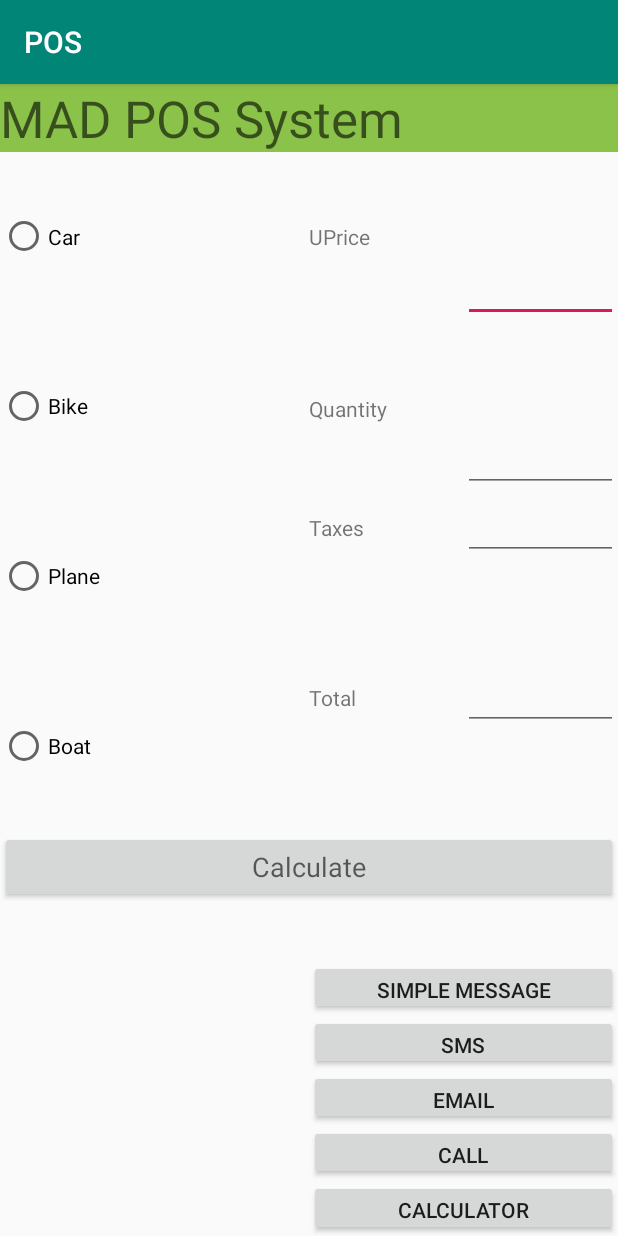
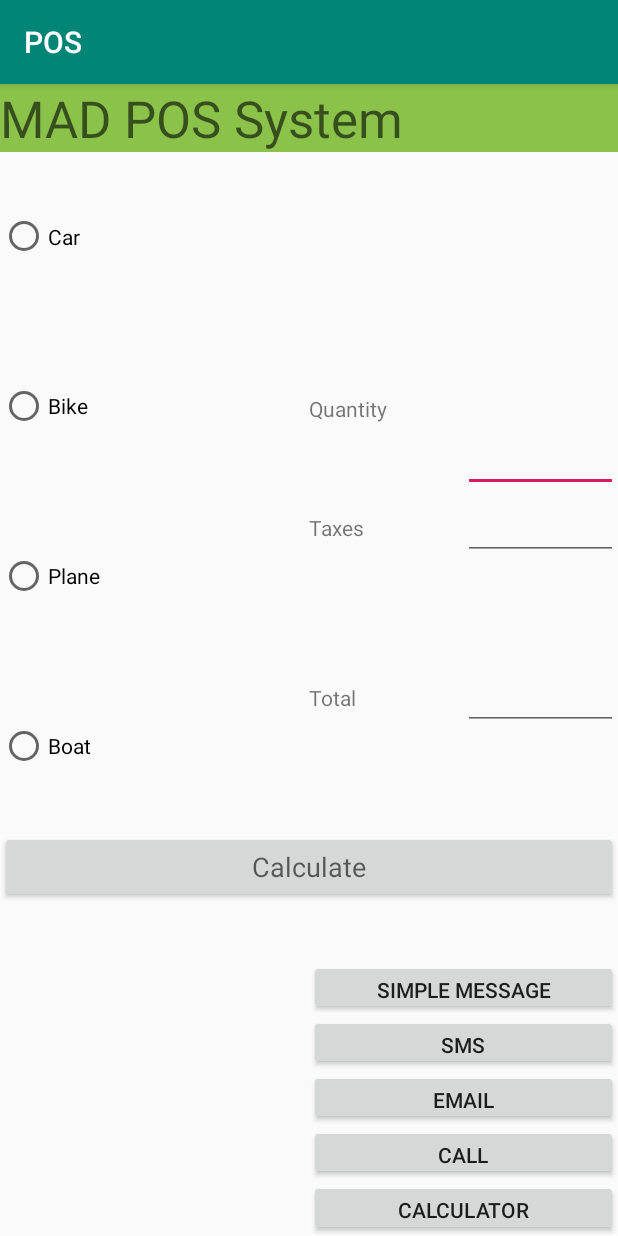
Before and after one commit to ryagasanjay/POS, an Android app: the screen it shows after launch (MainActivity), on a phone screen of 412 x 824 dp. Run offline under Robolectric (Android 15) with nearby library versions, the phone set to English and light mode, and no system bars.

Commit message:
Secomnd commit

```diff
--- a/app/src/main/java/com/example/pos/MainActivity.java
+++ b/app/src/main/java/com/example/pos/MainActivity.java
@@ -9,37 +9,52 @@ import android.view.View;
 import android.widget.EditText;
 import android.widget.RadioButton;
 import android.widget.RadioGroup;
+import android.widget.TextView;
 import android.widget.Toast;
 
 public class MainActivity extends AppCompatActivity {
 
     private EditText uprice, quantity,total ;
     private RadioGroup rg;
+    private TextView upriceText;
     private RadioButton radio;
     private static final int tax = 15;
     private double taxesCalculated,totalCalculated;
     private EditText taxes_value;
+    private String radioText;
 
     @Override
     protected void onCreate(Bundle savedInstanceState) {
         super.onCreate(savedInstanceState);
         setContentView(R.layout.activity_main);
         uprice = findViewById(R.id.upriceValue);
+        upriceText = findViewById(R.id.uprice);
+        rg = findViewById(R.id.radiogroup);
         quantity = findViewById(R.id.quantity_value);
-        rg = findViewById(R.id.radiogroup);
         taxes_value = findViewById(R.id.taxes_value);
         total = findViewById(R.id.total_value);
+
+
+        rg.setOnCheckedChangeListener(new RadioGroup.OnCheckedChangeListener(){
+            @Override
+            public void onCheckedChanged(RadioGroup group, int checkedId) {
+                // checkedId is the RadioButton selected
+                radio = findViewById(checkedId);
+                radioText = radio.getText().toString().toLowerCase();
+                Toast.makeText(MainActivity.this,radio.getText().toString() , Toast.LENGTH_SHORT).show();
+                uprice.setVisibility(View.VISIBLE);
+                upriceText.setVisibility(View.VISIBLE);
+            }
+        });
     }
 
 
+
     public void calculate(View view) {
-        int selectedID = rg.getCheckedRadioButtonId();
-        radio = findViewById(selectedID);
-        String radioText = radio.getText().toString().toLowerCase();
         String text = "25000";
         int quanityt = Integer.valueOf(quantity.getText().toString());
 
-        Toast.makeText(MainActivity.this, radioText, Toast.LENGTH_SHORT).show();
+//        Toast.makeText(MainActivity.this, radioText, Toast.LENGTH_SHORT).show();
         if (radioText.equalsIgnoreCase("car")) {
             uprice.setText(text);
             taxesCalculated = calculateTaxes( quanityt,25000);
--- a/app/src/main/res/layout/activity_main.xml
+++ b/app/src/main/res/layout/activity_main.xml
@@ -82,7 +82,8 @@
                     android:layout_height="wrap_content"
                     android:layout_gravity="center|center_horizontal|center_vertical"
                     android:layout_weight="1"
-                    android:text="UPrice" />
+                    android:text="UPrice"
+                    android:visibility="invisible"/>
 
                 <EditText
                     android:id="@+id/upriceValue"
@@ -91,6 +92,7 @@
                     android:layout_gravity="center|center_horizontal|center_vertical"
                     android:layout_weight="1"
                     android:ems="15"
+                    android:visibility="invisible"
                     android:inputType="numberDecimal" />
 
             </LinearLayout>
```
